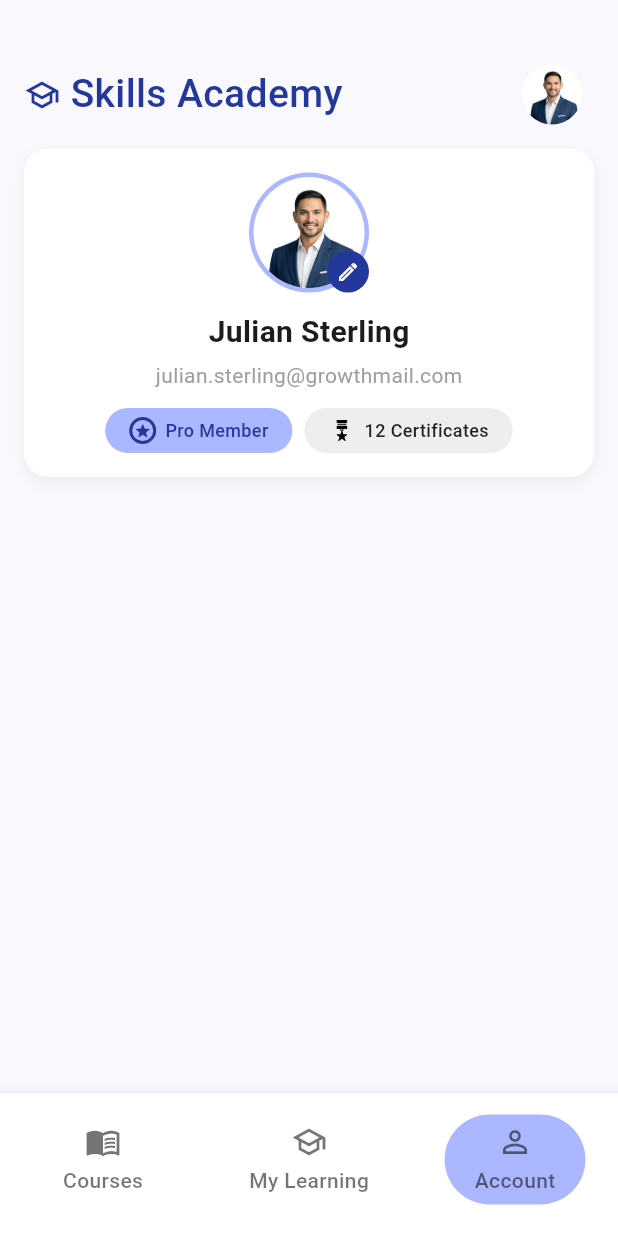
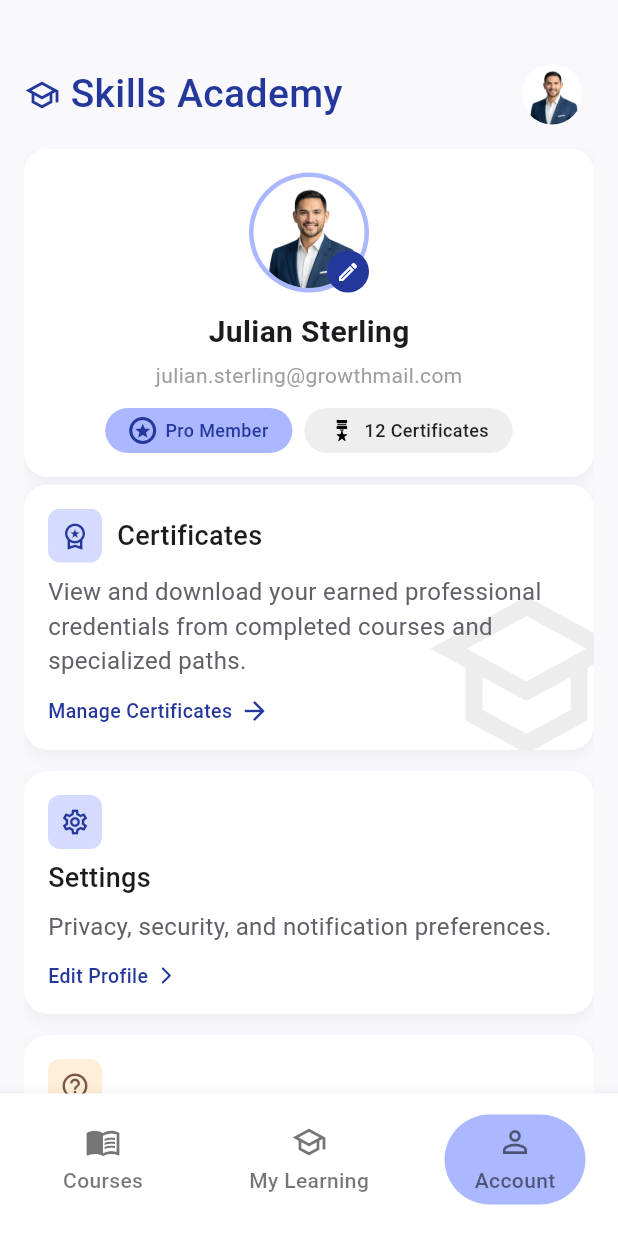
Before and after one commit to NadyAlwazah/flutter-task05-skills-academy-beg, a Flutter app: the BottomBarLayout screen opened by its route, item 3 of the bottom bar chosen, on a phone screen of 412 x 824 dp. Run offline on Flutter 3.47's test engine with Material 3 defaults, Android fonts, the phone set to English and light mode, and no system bars; our stand-ins replace flutter_svg, go_router.

Commit message:
feat(account): add AccountCardsSection widget to display account info cards

```diff
--- /dev/null
+++ b/lib/features/account/presentation/views/widgets/account_cards.dart
@@ -0,0 +1,52 @@
+import 'package:flutter/material.dart';
+import 'package:flutter_task05_skills_academy_beg/core/theme/app_colors.dart';
+import 'package:flutter_task05_skills_academy_beg/features/account/presentation/views/widgets/info_card.dart';
+
+List<Widget> buildAccountCards({
+  required BuildContext context,
+  required Widget Function(IconData, Color, {Color iconColor}) buildIcon,
+}) {
+  return [
+    InfoCard(
+      titleBesideIcon: true,
+      icon: buildIcon(Icons.workspace_premium_outlined, AppColors.second),
+      title: 'Certificates',
+      description:
+          'View and download your earned professional credentials from completed courses and specialized paths.',
+      actionLabel: 'Manage Certificates',
+      actionIcon: Icons.arrow_forward,
+      actionIconSize: 20,
+      onActionTap: () {},
+      backgroundDecoration: Icon(
+        Icons.school_outlined,
+        size: MediaQuery.of(context).size.width * .34,
+      ),
+    ),
+
+    InfoCard(
+      titleBesideIcon: false,
+      icon: buildIcon(Icons.settings_outlined, AppColors.second),
+      title: 'Settings',
+      description: 'Privacy, security, and notification preferences.',
+      actionLabel: 'Edit Profile',
+      actionIcon: Icons.arrow_forward_ios_rounded,
+      actionIconSize: 14,
+      onActionTap: () {},
+    ),
+
+    InfoCard(
+      titleBesideIcon: false,
+      icon: buildIcon(
+        Icons.help_outline,
+        const Color(0xFFFFE0B2),
+        iconColor: Colors.brown,
+      ),
+      title: 'Help',
+      description: 'Browse FAQs or contact our dedicated academic support.',
+      actionLabel: 'Visit Support',
+      actionIcon: Icons.arrow_forward_ios_rounded,
+      actionIconSize: 14,
+      onActionTap: () {},
+    ),
+  ];
+}
--- /dev/null
+++ b/lib/features/account/presentation/views/widgets/account_cards_section.dart
@@ -0,0 +1,39 @@
+import 'package:flutter/material.dart';
+import 'package:flutter_task05_skills_academy_beg/core/theme/app_colors.dart';
+import 'account_cards.dart';
+
+class AccountCardsSection extends StatelessWidget {
+  const AccountCardsSection({super.key});
+
+  Widget _buildIcon(
+    IconData iconData,
+    Color bgColor, {
+    Color iconColor = AppColors.primary,
+  }) {
+    return Container(
+      height: 36,
+      width: 36,
+      decoration: BoxDecoration(
+        color: bgColor.withOpacity(0.5),
+        borderRadius: BorderRadius.circular(8),
+      ),
+      child: Icon(iconData, color: iconColor, size: 20),
+    );
+  }
+
+  @override
+  Widget build(BuildContext context) {
+    final cards = buildAccountCards(context: context, buildIcon: _buildIcon);
+
+    return Column(
+      children: cards
+          .map(
+            (card) => Padding(
+              padding: const EdgeInsets.only(bottom: 14),
+              child: card,
+            ),
+          )
+          .toList(),
+    );
+  }
+}
--- a/lib/features/account/presentation/views/widgets/account_view_body.dart
+++ b/lib/features/account/presentation/views/widgets/account_view_body.dart
@@ -1,4 +1,5 @@
 import 'package:flutter/material.dart';
+import 'package:flutter_task05_skills_academy_beg/features/account/presentation/views/widgets/account_cards_section.dart';
 import 'package:flutter_task05_skills_academy_beg/features/account/presentation/views/widgets/profile_card.dart';
 
 class AccountViewBody extends StatelessWidget {
@@ -8,7 +9,11 @@ class AccountViewBody extends StatelessWidget {
   Widget build(BuildContext context) {
     return const Padding(
       padding: EdgeInsets.symmetric(horizontal: 16.0),
-      child: SingleChildScrollView(child: Column(children: [ProfileCard()])),
+      child: SingleChildScrollView(
+        child: Column(
+          children: [ProfileCard(), SizedBox(height: 5), AccountCardsSection()],
+        ),
+      ),
     );
   }
 }
--- /dev/null
+++ b/lib/features/account/presentation/views/widgets/info_card.dart
@@ -0,0 +1,107 @@
+import 'package:flutter/material.dart';
+import 'package:flutter_task05_skills_academy_beg/core/theme/app_colors.dart';
+import 'package:flutter_task05_skills_academy_beg/core/utils/styles.dart';
+
+class InfoCard extends StatelessWidget {
+  final Widget icon;
+  final String title;
+  final String description;
+  final String actionLabel;
+  final IconData actionIcon;
+  final double actionIconSize;
+  final VoidCallback onActionTap;
+  final Widget? backgroundDecoration;
+  final bool titleBesideIcon;
+
+  const InfoCard({
+    super.key,
+    required this.icon,
+    required this.title,
+    required this.description,
+    required this.actionLabel,
+    required this.onActionTap,
+    this.backgroundDecoration,
+    required this.actionIcon,
+    required this.actionIconSize,
+    required this.titleBesideIcon,
+  });
+
+  @override
+  Widget build(BuildContext context) {
+    return Container(
+      padding: const EdgeInsets.only(top: 16, left: 16),
+      decoration: BoxDecoration(
+        color: Colors.white,
+        borderRadius: BorderRadius.circular(16),
+        boxShadow: [
+          BoxShadow(
+            color: Colors.black.withOpacity(0.05),
+            blurRadius: 8,
+            offset: const Offset(0, 4),
+          ),
+        ],
+      ),
+      child: Stack(
+        children: [
+          // الأيقونة
+          if (backgroundDecoration != null)
+            Positioned(
+              right: -25,
+              bottom: -20,
+              child: Opacity(opacity: 0.08, child: backgroundDecoration!),
+            ),
+
+          Column(
+            crossAxisAlignment: CrossAxisAlignment.start,
+            children: [
+              titleBesideIcon
+                  ? Row(
+                      children: [
+                        icon,
+                        const SizedBox(width: 10),
+                        Text(title, style: Styles.sectionTitle),
+                      ],
+                    )
+                  : Column(
+                      crossAxisAlignment: CrossAxisAlignment.start,
+                      children: [
+                        icon,
+                        const SizedBox(height: 6),
+                        Text(title, style: Styles.sectionTitle),
+                      ],
+                    ),
+              const SizedBox(height: 8),
+              Text(
+                description,
+                style: Styles.descriptionText.copyWith(fontSize: 16),
+              ),
+              const SizedBox(height: 12),
+              GestureDetector(
+                onTap: onActionTap,
+                child: Row(
+                  children: [
+                    Text(
+                      actionLabel,
+                      style: const TextStyle(
+                        color: AppColors.primary,
+                        fontWeight: FontWeight.w500,
+                        fontSize: 13,
+                      ),
+                    ),
+                    const SizedBox(width: 5),
+                    Icon(
+                      actionIcon,
+                      size: actionIconSize,
+                      color: AppColors.primary,
+                    ),
+                  ],
+                ),
+              ),
+              const SizedBox(height: 16),
+            ],
+          ),
+        ],
+      ),
+    );
+  }
+}
```
